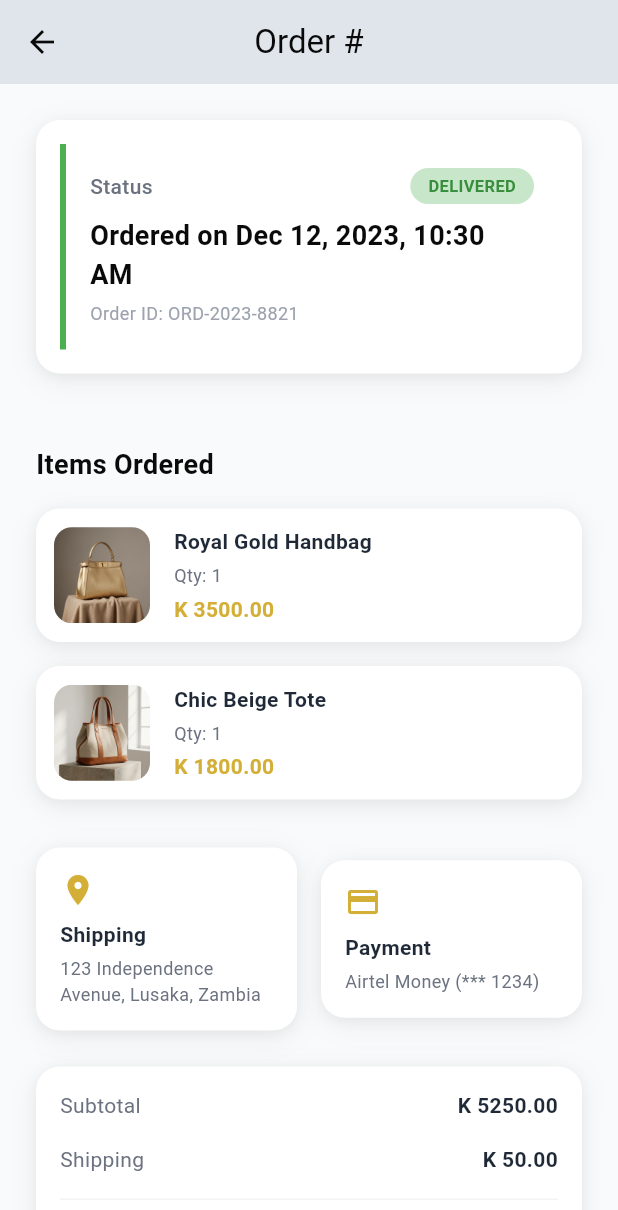
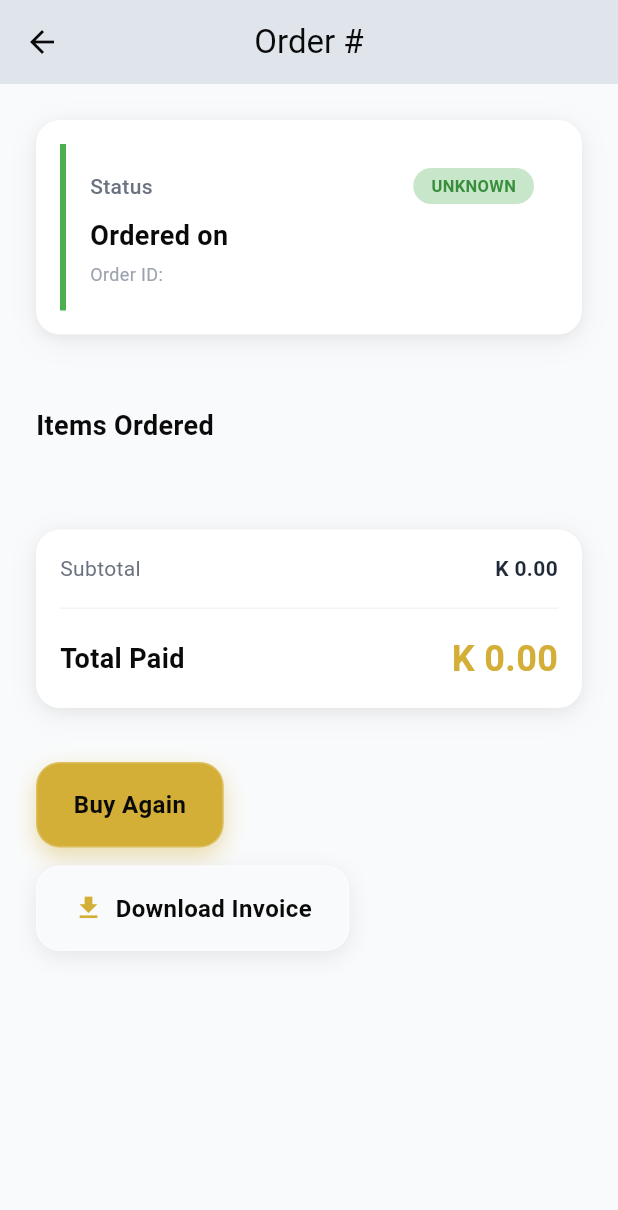
Before and after one commit to Carpso/grand-elephants-flutter, a Flutter app: the OrderDetailScreen screen opened directly, on a phone screen of 412 x 824 dp. Shown: the top 1210 px of the screen. Run offline on Flutter 3.47's test engine with Material 3 defaults, Android fonts, the phone set to English and light mode, and no system bars; our stand-ins replace camera, flutter_animate, flutter_secure_storage, lottie, shared_preferences; missing offline and left inert: lipila_flutter; accounts and stored records are empty; Roboto replaces fonts that are missing (SF Pro Display).

Commit message:
feat: configure Lipila production, fix checkout/ordering/fulfillment
- Configure Lipila with production wallet lsk_019fcc55-695c-7875-91b9-91ba57ad2751
- Set lipilaUseSandbox to false for production
- Add Lipila secret key to AppConfig
- Initialize LipilaPaymentService with production key in main.dart
- Update Order model with payment/delivery/status fields
- Add Order.validStatuses, withStatus(), isCancellable, isDelivered, isCancelled
- Fix CartProvider.placeOrder() to accept payment details and return Order
- Add updateOrderStatus() and updatePaymentStatus() to CartProvider
- Fix Order.generateOrderId() with secure timestamp-based IDs
- Integrate Lipila payment in cart/checkout_screen.dart
- Remove duplicate checkout/checkout_screen.dart, consolidate to /cart/checkout
- Fix receipt screen route from / to /home
- Fix order list route from /orders/detail to /orders/{id}
- Fix order detail Buy Again to actually add items to cart
- Fix order detail status flow with Cancel Order button
- Fix order detail Download Invoice with Toast feedback
- Remove mock shipping/payment constants from order_detail_screen
- Remove unused files: error_boundary.dart, dev_role_switcher.dart,
  mobile_money_overlay.dart, payment_service.dart, SkeletonGroup
- Remove unused UserRole enum
- Fix ConfigProvider timer to only notify when USD active
- Fix AuthProvider _isValidPassword duplication
- Fix HomeShell build-time state mutation
- Extract shared utilities: Debouncer, isValidEmail
- Fix silent catch blocks in onboarding and rider_home
- Fix ProductDetailScreen duplicate image in carousel

```diff
--- a/lib/constants/app_config.dart
+++ b/lib/constants/app_config.dart
@@ -17,7 +17,6 @@ class AppConfig {
   static const String lipilaBaseUrl = 'https://api.lipila.dev';
   static const String lipilaCallbackUrl =
       'https://api.sellonapp.com/webhook/lipila';
-  static String get lipilaApiKey =>
-      const String.fromEnvironment('LIPILA_API_KEY');
-  static const bool lipilaUseSandbox = bool.fromEnvironment('LIPILA_SANDBOX', defaultValue: false);
+
+  static const bool lipilaUseSandbox = false;
 }
--- a/lib/models/cart_item.dart
+++ b/lib/models/cart_item.dart
@@ -50,24 +50,87 @@ class CartItem {
 class Order {
   final String id;
   final List<CartItem> items;
+  final double subtotal;
+  final double deliveryFee;
   final double total;
   final String date;
   final String status;
+  final String paymentMethod;
+  final String paymentStatus;
+  final String? transactionId;
+  final String? referenceId;
+  final String deliveryAddress;
+  final String deliveryMethod;
+  final String? customerPhone;
+  final String? notes;
 
   const Order({
     required this.id,
     required this.items,
+    this.subtotal = 0,
+    this.deliveryFee = 0,
     required this.total,
     required this.date,
     required this.status,
+    this.paymentMethod = 'mobile_money',
+    this.paymentStatus = 'pending',
+    this.transactionId,
+    this.referenceId,
+    this.deliveryAddress = '',
+    this.deliveryMethod = 'standard',
+    this.customerPhone,
+    this.notes,
   });
+
+  static const List<String> validStatuses = [
+    'Pending',
+    'Confirmed',
+    'Processing',
+    'Shipped',
+    'Out for Delivery',
+    'Delivered',
+    'Cancelled',
+    'Refunded',
+  ];
+
+  bool get isCancellable => status == 'Pending' || status == 'Confirmed';
+  bool get isDelivered => status == 'Delivered';
+  bool get isCancelled => status == 'Cancelled';
+
+  Order withStatus(String newStatus) => Order(
+        id: id,
+        items: items,
+        subtotal: subtotal,
+        deliveryFee: deliveryFee,
+        total: total,
+        date: date,
+        status: newStatus,
+        paymentMethod: paymentMethod,
+        paymentStatus: paymentStatus,
+        transactionId: transactionId,
+        referenceId: referenceId,
+        deliveryAddress: deliveryAddress,
+        deliveryMethod: deliveryMethod,
+        customerPhone: customerPhone,
+        notes: notes,
+      );
 
   Map<String, dynamic> toJson() => {
         'id': id,
         'items': items.map((e) => e.toJson()).toList(),
+        'subtotal': subtotal,
+        'deliveryFee': deliveryFee,
         'total': total,
         'date': date,
         'status': status,
+        'paymentMethod': paymentMethod,
+        'paymentStatus': paymentStatus,
+        'transactionId': transactionId,
+        'referenceId': referenceId,
+        'deliveryAddress': deliveryAddress,
+        'deliveryMethod': deliveryMethod,
+        'customerPhone': customerPhone,
+        'notes': notes,
       };
 
   factory Order.fromJson(Map<String, dynamic> json) => Order(
@@ -75,8 +138,18 @@ class Order {
         items: (json['items'] as List)
             .map((e) => CartItem.fromJson(e as Map<String, dynamic>))
             .toList(),
+        subtotal: (json['subtotal'] as num?)?.toDouble() ?? 0,
+        deliveryFee: (json['deliveryFee'] as num?)?.toDouble() ?? 0,
         total: (json['total'] as num).toDouble(),
         date: json['date'] as String,
         status: json['status'] as String,
+        paymentMethod: json['paymentMethod'] as String? ?? 'mobile_money',
+        paymentStatus: json['paymentStatus'] as String? ?? 'pending',
+        transactionId: json['transactionId'] as String?,
+        referenceId: json['referenceId'] as String?,
+        deliveryAddress: json['deliveryAddress'] as String? ?? '',
+        deliveryMethod: json['deliveryMethod'] as String? ?? 'standard',
+        customerPhone: json['customerPhone'] as String?,
+        notes: json['notes'] as String?,
       );
 }
--- a/lib/screens/cart/receipt_screen.dart
+++ b/lib/screens/cart/receipt_screen.dart
@@ -40,7 +40,7 @@ class _ReceiptScreenState extends State<ReceiptScreen> {
                       SoftButton(
                         title: 'Return Home',
                         variant: SoftButtonVariant.secondary,
-                        onPressed: () => Navigator.pushReplacementNamed(context, '/'),
+                        onPressed: () => Navigator.pushReplacementNamed(context, '/home'),
                       ),
                     ],
                   ),
@@ -213,7 +213,7 @@ class _ReceiptScreenState extends State<ReceiptScreen> {
                   SoftButton(
                     title: 'Back to Home',
                     variant: SoftButtonVariant.secondary,
-                    onPressed: () => Navigator.pushReplacementNamed(context, '/'),
+                    onPressed: () => Navigator.pushReplacementNamed(context, '/home'),
                   ),
                 ],
               ),
--- a/lib/screens/orders/order_detail_screen.dart
+++ b/lib/screens/orders/order_detail_screen.dart
@@ -3,7 +3,9 @@ import 'package:flutter/services.dart';
 import 'package:provider/provider.dart';
 import 'package:sell_on_app/constants/app_theme.dart';
 import 'package:sell_on_app/models/cart_item.dart';
+import 'package:sell_on_app/models/product.dart';
 import 'package:sell_on_app/providers/cart_provider.dart';
+import 'package:sell_on_app/widgets/toast.dart';
 import 'package:sell_on_app/widgets/soft_button.dart';
 import 'package:sell_on_app/widgets/soft_card.dart';
 
@@ -15,32 +17,23 @@ class OrderDetailScreen extends StatefulWidget {
 }
 
 class _OrderDetailScreenState extends State<OrderDetailScreen> {
-  static const _mockShippingAddress = '123 Independence Avenue, Lusaka, Zambia';
-  static const _mockPaymentMethod = 'Airtel Money (*** 1234)';
-
   @override
   Widget build(BuildContext context) {
     final orderId = ModalRoute.of(context)?.settings.arguments as String? ?? '';
     final cart = context.watch<CartProvider>();
-    final realOrder = cart.orders.where((o) => o.id == orderId).firstOrNull;
+    final order = cart.orders.where((o) => o.id == orderId).firstOrNull;
 
-    final displayId = realOrder?.id ?? 'ORD-2023-8821';
-    final displayDate = realOrder?.date ?? 'Dec 12, 2023, 10:30 AM';
-    final displayStatus = realOrder?.status ?? 'Delivered';
-    final displayTotal = realOrder?.total ?? 5300.0;
+    final displayId = order?.id ?? orderId;
+    final displayDate = order?.date ?? '';
+    final displayStatus = order?.status ?? 'Unknown';
+    final displayTotal = order?.total ?? 0;
 
-    final items = realOrder?.items ?? [
-      CartItem(id: '1', name: 'Royal Gold Handbag', price: 3500, image: 'assets/products/luxury_handbag_gold_1765539658142.png'),
-      CartItem(id: '2', name: 'Chic Beige Tote', price: 1800, image: 'assets/products/chic_tote_bag_beige_1765539674873.png'),
-    ];
-
-    final shippingAddress = realOrder != null ? 'Standard Delivery Address' : _mockShippingAddress;
-    final paymentMethod = realOrder != null ? 'Online Payment' : _mockPaymentMethod;
+    final items = order?.items ?? [];
 
     return Scaffold(
       backgroundColor: AppColors.softSurface,
       appBar: AppBar(
-        title: Text('Order #$orderId'),
+        title: Text('Order #$displayId'),
         backgroundColor: const Color(0xFFE0E5EC),
         foregroundColor: AppColors.brandDark,
         elevation: 0,
@@ -63,37 +56,53 @@ class _OrderDetailScreenState extends State<OrderDetailScreen> {
             const SizedBox(height: 16),
             ...items.asMap().entries.map((entry) => _buildItemCard(entry.value, entry.key)),
             const SizedBox(height: 16),
-            _buildInfoRow(shippingAddress, paymentMethod),
+            if (order != null) _buildInfoRow(order.deliveryAddress, order.paymentMethod),
             const SizedBox(height: 24),
             _buildSummary(displayTotal),
             const SizedBox(height: 24),
+            if (order != null && order.isCancellable)
+              SoftButton(
+                title: 'Cancel Order',
+                variant: SoftButtonVariant.outline,
+                onPressed: () {
+                  HapticFeedback.heavyImpact();
+                  cart.updateOrderStatus(orderId, 'Cancelled');
+                  ToastProvider.of(context).show('Order cancelled', ToastType.info);
+                  Navigator.pop(context);
+                },
+              ),
+            const SizedBox(height: 12),
             SoftButton(
               title: 'Buy Again',
               variant: SoftButtonVariant.primary,
               onPressed: () {
                 HapticFeedback.heavyImpact();
-                showDialog(
-                  context: context,
-                  builder: (_) => const AlertDialog(
-                    title: Text('Reorder Initiated'),
-                    content: Text('Items have been added to your cart.'),
-                  ),
-                );
+                for (final item in items) {
+                  cart.addToCartWithQuantity(
+                    Product(
+                      id: item.id,
+                      name: item.name,
+                      price: item.price,
+                      image: item.image,
+                      description: '',
+                      category: '',
+                      isGhost: false,
+                    ),
+                    quantity: item.quantity,
+                  );
+                }
+                  ToastProvider.of(context).show('${items.length} item(s) added to cart', ToastType.success);
+                  Navigator.pop(context);
               },
             ),
-            const SizedBox(height: 16),
+            const SizedBox(height: 12),
             SoftButton(
               title: 'Download Invoice',
               variant: SoftButtonVariant.secondary,
               icon: const Icon(Icons.file_download, size: 20, color: AppColors.brandPrimary),
               onPressed: () {
-                showDialog(
-                  context: context,
-                  builder: (_) => const AlertDialog(
-                    title: Text('Download'),
-                    content: Text('Invoice PDF downloading...'),
-                  ),
-                );
+                HapticFeedback.mediumImpact();
+                ToastProvider.of(context).show('Invoice downloading...', ToastType.info);
               },
             ),
             const SizedBox(height: 32),
@@ -250,7 +259,7 @@ class _OrderDetailScreenState extends State<OrderDetailScreen> {
                 ),
                 const SizedBox(height: 4),
                 Text(
-                  shipping,
+                  shipping.isEmpty ? 'No address provided' : shipping,
                   style: const TextStyle(
                     fontSize: 12,
                     color: Color(0xFF6B7280),
@@ -304,25 +313,8 @@ class _OrderDetailScreenState extends State<OrderDetailScreen> {
                 style: TextStyle(color: Color(0xFF6B7280)),
               ),
               Text(
-                'K ${(total - 50).toStringAsFixed(2)}',
+                'K ${total.toStringAsFixed(2)}',
                 style: const TextStyle(
-                  fontWeight: FontWeight.bold,
-                  color: Color(0xFF1F2937),
-                ),
-              ),
-            ],
-          ),
-          const SizedBox(height: 16),
-          Row(
-            mainAxisAlignment: MainAxisAlignment.spaceBetween,
-            children: [
-              const Text(
-                'Shipping',
-                style: TextStyle(color: Color(0xFF6B7280)),
-              ),
-              const Text(
-                'K 50.00',
-                style: TextStyle(
                   fontWeight: FontWeight.bold,
                   color: Color(0xFF1F2937),
                 ),
--- a/lib/screens/orders/order_list_screen.dart
+++ b/lib/screens/orders/order_list_screen.dart
@@ -32,7 +32,7 @@ class _OrderListScreenState extends State<OrderListScreen> {
                 final order = orders[index];
                 return GestureDetector(
                   onTap: () => Navigator.of(context).pushNamed(
-                    '/orders/detail',
+                    '/orders/${order.id}',
                     arguments: order.id,
                   ),
                   child: SoftCard(
```
Also changed, not shown: lib/main.dart (+3 -4 lines), lib/providers/cart_provider.dart (+85 -3 lines), lib/screens/cart/checkout_screen.dart (+68 -21 lines), lib/screens/checkout/checkout_screen.dart (deleted, +0 -328 lines).
